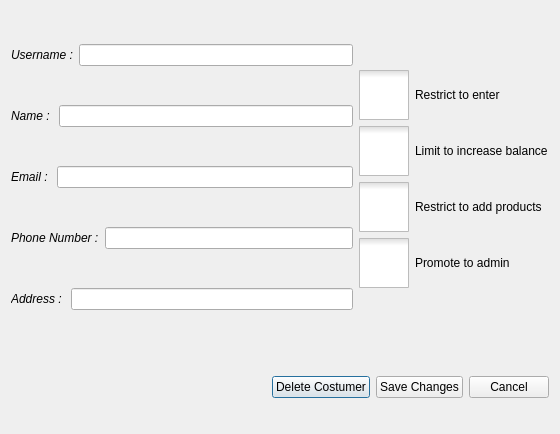
Old version of the form AP/edit_costumer_dialog.ui in the repository AP-projects-4001/Guys.
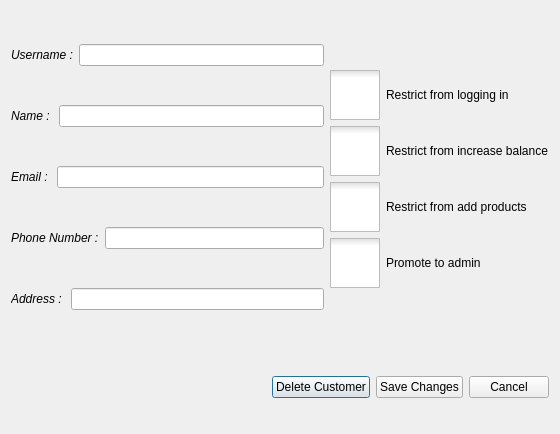
New version of the form. Icons and pictures are not drawn.

Commit message: Edit button texts

Diff of the .ui file:
```diff
--- a/AP/edit_costumer_dialog.ui
+++ b/AP/edit_costumer_dialog.ui
@@ -169,7 +169,7 @@
 }</string>
              </property>
              <property name="text">
-              <string>Restrict to enter</string>
+              <string>Restrict from logging in</string>
              </property>
             </widget>
            </item>
@@ -200,7 +200,7 @@
 }</string>
              </property>
              <property name="text">
-              <string>Limit to increase balance</string>
+              <string>Restrict from increase balance</string>
              </property>
             </widget>
            </item>
@@ -237,7 +237,7 @@
 }</string>
              </property>
              <property name="text">
-              <string>Restrict to add products</string>
+              <string>Restrict from add products</string>
              </property>
             </widget>
            </item>
@@ -337,7 +337,7 @@
                 <cursorShape>PointingHandCursor</cursorShape>
                </property>
                <property name="text">
-                <string>Delete Costumer</string>
+                <string>Delete Customer</string>
                </property>
               </widget>
              </item>
```
The commit also changes 2 other files.
